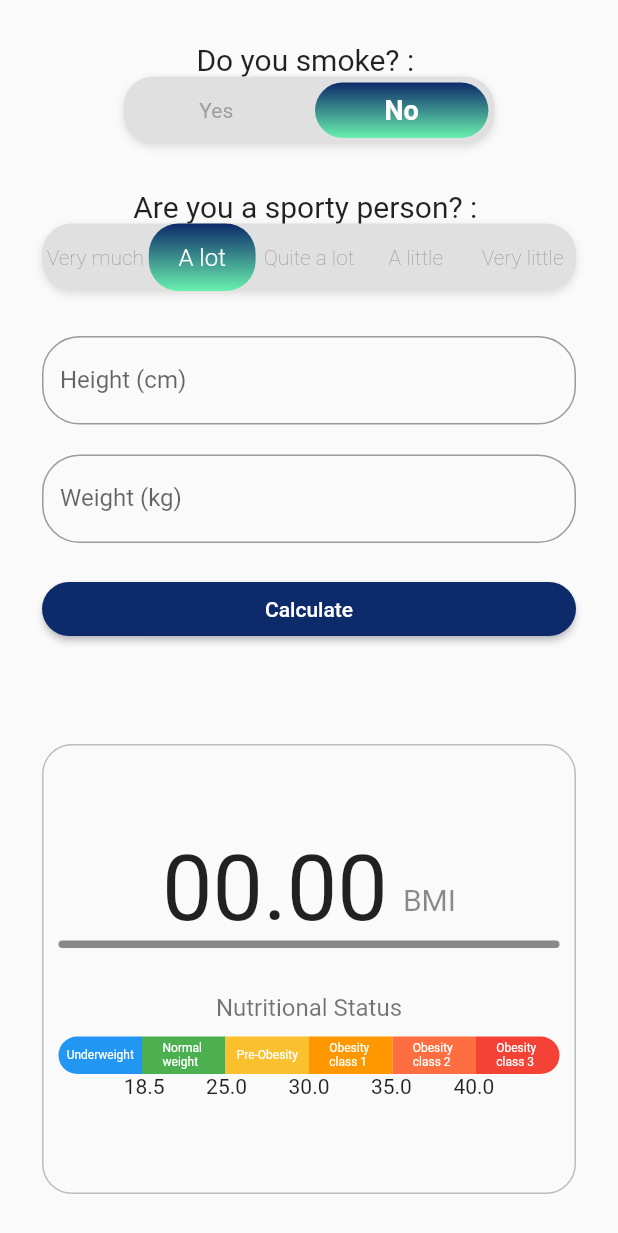
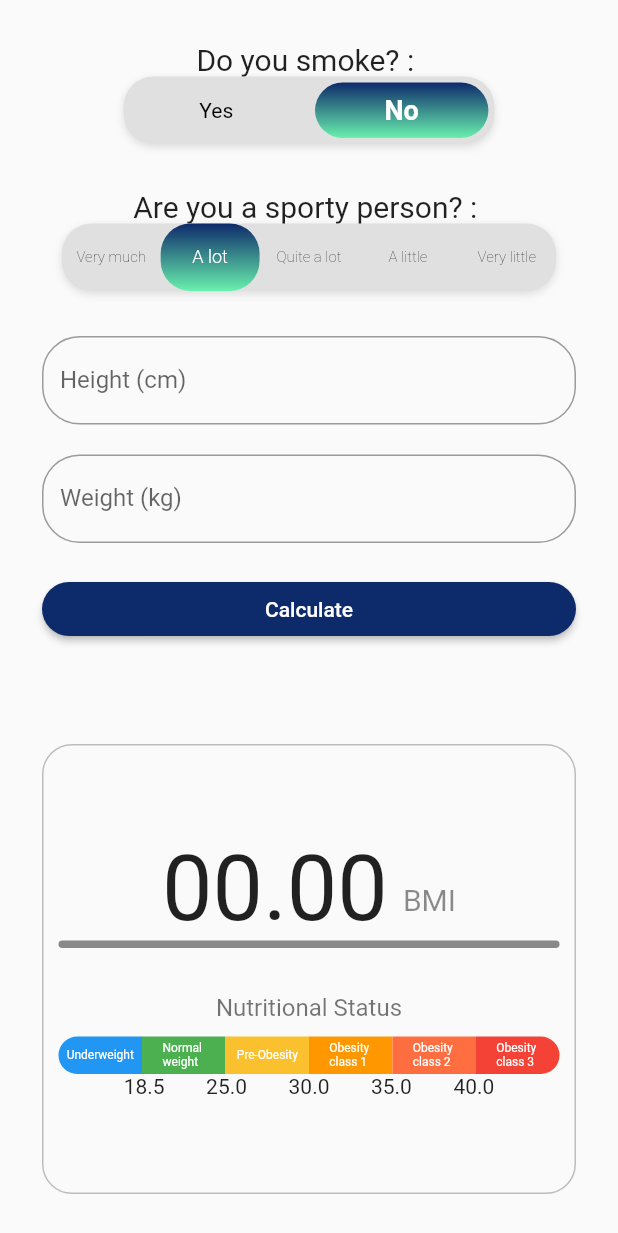
Before and after one commit to DavideDC99/nix, a Flutter app: the OthersSettings widget shown alone on an empty page, opened directly, on a phone screen of 412 x 824 dp. Shown: the top 1233 px of the screen. Run offline on Flutter 3.47's test engine with Material 2 defaults, Android fonts, the phone set to English and light mode, and no system bars; drawn by our look-alikes of flutter_toggle_tab; our stand-ins replace animated_notch_bottom_bar, awesome_snackbar_content, fl_chart, flutter_login, google_fonts, introduction_screen and 3 more; missing offline and left inert: country_calling_code_picker, flutter_polygon, fluttermoji, gauge_indicator, progressive_time_picker; accounts and stored records are empty.

Commit message:
some changes

```diff
--- a/lib/pages/login/login_page.dart
+++ b/lib/pages/login/login_page.dart
@@ -39,7 +39,7 @@ class LoginPage extends StatelessWidget {
   );
     return FlutterLogin(
       title: 'NiX',
-      logo:  AssetImage('images/logo_login.png'),
+      logo:  AssetImage('images/others/logo_login.png'),
       onLogin: _loginUser,
       onSignup: _signUpUser,
       onRecoverPassword: _recoverPassword,
--- a/lib/pages/profile/OthersSettings.dart
+++ b/lib/pages/profile/OthersSettings.dart
@@ -83,7 +83,7 @@ void calculateBMI() {
             fontSize: 18,
             fontWeight: FontWeight.w600),
             unSelectedTextStyle: const TextStyle(
-            color: Colors.grey,
+            color: Colors.black,
             fontSize: 14,
             fontWeight: FontWeight.w400),
             labels: _listSmokeText,
@@ -102,17 +102,17 @@ void calculateBMI() {
 
           const Text("Are you a sporty person? : ", style: TextStyle(fontSize: 20)),
             FlutterToggleTab(
-              width: 90,
+              width: 80,
               borderRadius: 20,
               selectedIndex: _tabTextIndexSportSelected,
               selectedBackgroundColors: const [Color.fromRGBO(13, 42, 106, 1), Colors.greenAccent],
               selectedTextStyle: const TextStyle(
               color: Colors.white,
-              fontSize: 16,
+              fontSize: 12,
               fontWeight: FontWeight.w300),
               unSelectedTextStyle: const TextStyle(
-              color: Colors.grey,
-              fontSize: 14,
+              color: Colors.black,
+              fontSize: 10,
               fontWeight: FontWeight.w200),
               labels: _listSportText,
               selectedLabelIndex: (index) {
```
Also changed, not shown: lib/pages/homepage.dart (+15 -3 lines).
